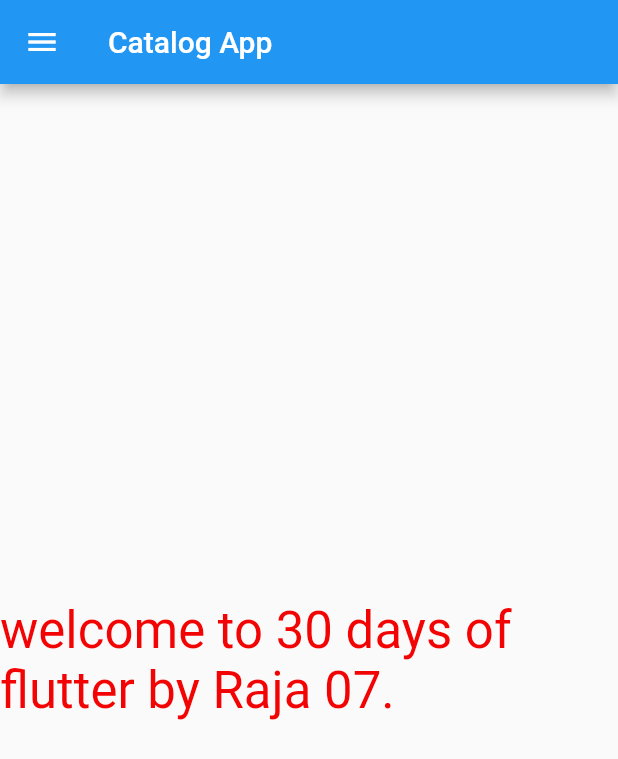
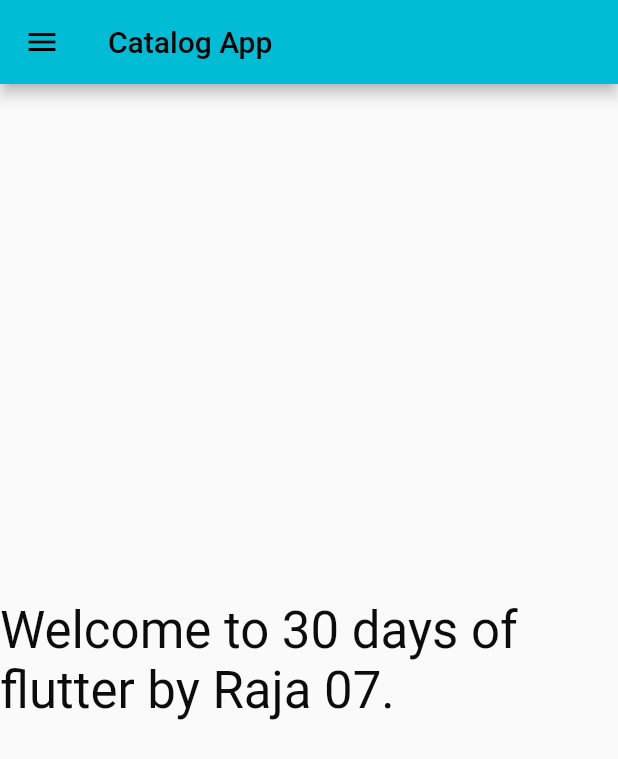
Before and after one commit to hemantthorat2403/Catalog-App, a Flutter app: the screen it shows after launch, on a phone screen of 412 x 824 dp. Shown: the top 759 px of the screen. Run offline on Flutter 3.47's test engine with Material 2 defaults, Android fonts, the phone set to English and light mode, and no system bars.

Commit message:
Day 3 completed

```diff
--- a/lib/main.dart
+++ b/lib/main.dart
@@ -1,4 +1,5 @@
-import 'package:demo/home_page.dart';
+import 'package:demo/pages/home_page.dart';
+import 'package:demo/pages/login_page.dart';
 import 'package:flutter/material.dart';
 
 void main() {
@@ -8,10 +9,16 @@ void main() {
 class MyApp extends StatelessWidget {
   @override
   Widget build(BuildContext context) {
-
-
     return MaterialApp(
-      home:Homepage(),
+        themeMode: ThemeMode.light,
+        theme: ThemeData(primarySwatch: Colors.cyan),
+        darkTheme: ThemeData(brightness: Brightness.dark),
+        initialRoute: "/home",
+        routes: {
+          "/": (context) => login_page(),
+          "/home": (context) =>  Homepage(),
+          "/login":(context) => login_page()
+      },
     );
   }
 }
--- a/lib/home_page.dart
+++ b/lib/pages/home_page.dart
@@ -12,9 +12,9 @@ class Homepage extends StatelessWidget {
       ),
       body: Center(
         child: Container(
-          child: Text("welcome to $days days of flutter by $name.",
+          child: Text("Welcome to $days days of flutter by $name.",
               style:
-                  TextStyle(color: Color.fromARGB(255, 243, 4, 4), fontSize: 34)),
+                  TextStyle(color: Color.fromARGB(255, 12, 12, 12), fontSize: 34)),
         ),
       ),
       drawer: Drawer(),
```
Also changed, not shown: lib/pages/login_page.dart (added, +20 -0 lines).
